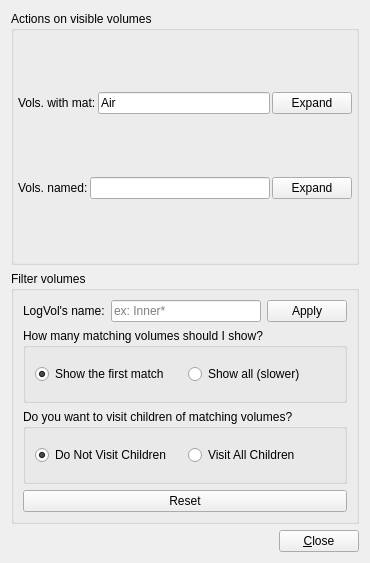
Qt form GeoModelVisualization/VP1GeometrySystems/src/settings_misc_form.ui (efemberg11/GeoModel_rmakhman) before a commit.
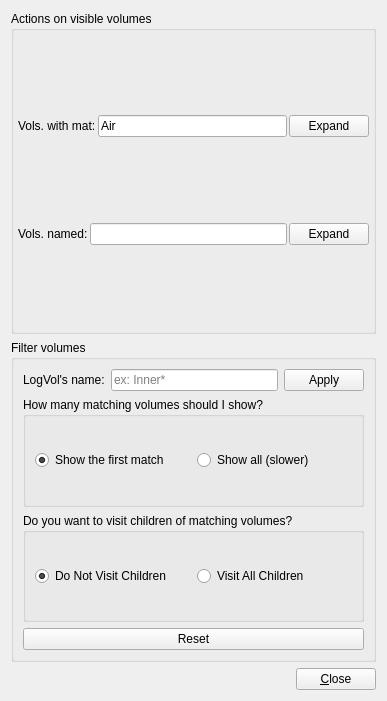
The same form after that commit.

```diff
--- a/GeoModelVisualization/VP1GeometrySystems/src/settings_misc_form.ui
+++ b/GeoModelVisualization/VP1GeometrySystems/src/settings_misc_form.ui
@@ -6,8 +6,8 @@
    <rect>
     <x>0</x>
     <y>0</y>
-    <width>370</width>
-    <height>563</height>
+    <width>387</width>
+    <height>701</height>
    </rect>
   </property>
   <property name="windowTitle">
```
